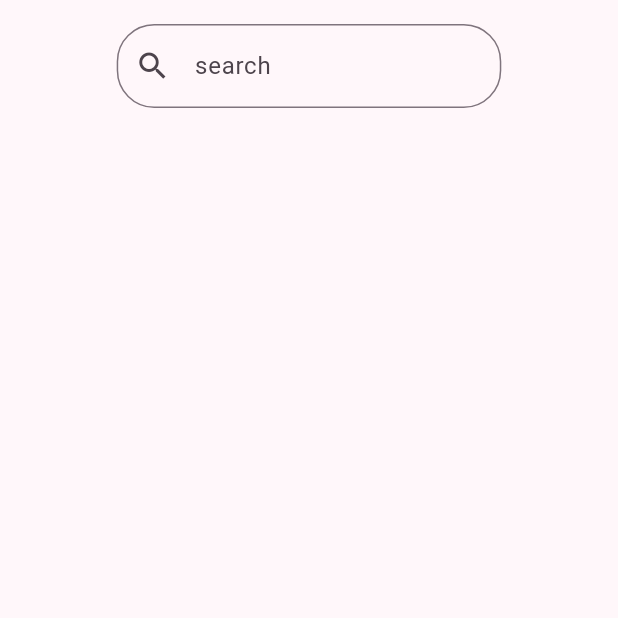
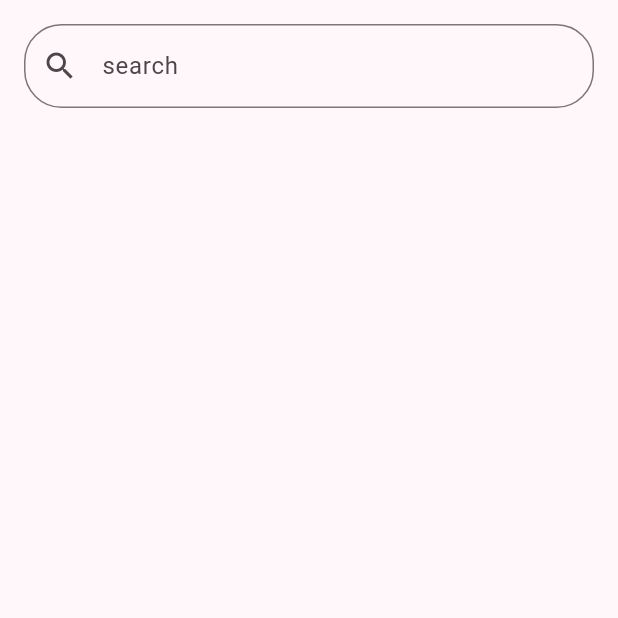
Before and after one commit to JaysonAlbert/piaoxingqiu, a Flutter app: the screen it shows after launch, after a tap on "Login", on a phone screen of 412 x 824 dp, the top half of it. Run offline on Flutter 3.47's test engine with Material 3 defaults, Android fonts, the light colour scheme and no system bars; our stand-ins replace cached_network_image, go_router, shared_preferences; generated files the repository leaves out were written again; network calls fail.

Commit message:
use slivers to build shows screen

```diff
--- a/lib/views/shows_screen.dart
+++ b/lib/views/shows_screen.dart
@@ -28,37 +28,25 @@ class _ShowsPageState extends State<ShowsPage> {
     _onSearch("");
   }
 
+  Widget _buildScrollable(BuildContext context) {
+    return CustomScrollView(slivers: [
+      SearchBarSliverAppBar(
+        onSearch: _onSearch,
+      ),
+      SliverList(
+          delegate: SliverChildBuilderDelegate((context, index) {
+        return Center(
+          child: ShowCardWidget(showData: showDataList[index]),
+        );
+      }, childCount: showDataList.length))
+    ]);
+  }
+
   @override
   Widget build(BuildContext context) {
-    double screenWidth = MediaQuery.of(context).size.width;
-    double containerWidth = screenWidth * 0.7;
 
     return Scaffold(
-      body: Center(
-        child: Container(
-          color: Theme.of(context).scaffoldBackgroundColor,
-          width: containerWidth,
-          child: Center(
-            child: Column(
-              children: [
-                SearchBarWidget(onSearch: _onSearch),
-                Expanded(
-                  child: Center(
-                    child: ListView.builder(
-                      itemCount: showDataList.length,
-                      itemBuilder: (context, index) {
-                        return Center(
-                            child:
-                                ShowCardWidget(showData: showDataList[index]));
-                      },
-                    ),
-                  ),
-                )
-              ],
-            ),
-          ),
-        ),
-      ),
+      body: _buildScrollable(context),
     );
   }
 }
--- a/lib/widgets/search_bar_widget.dart
+++ b/lib/widgets/search_bar_widget.dart
@@ -1,28 +1,36 @@
 import 'package:flutter/material.dart';
 import 'package:flutter_gen/gen_l10n/app_localizations.dart';
 
-class SearchBarWidget extends StatelessWidget {
+class SearchBarSliverAppBar extends StatelessWidget {
   final Function(String) onSearch;
 
-  const SearchBarWidget({super.key, required this.onSearch});
+  const SearchBarSliverAppBar({super.key, required this.onSearch});
 
   @override
   Widget build(BuildContext context) {
     var localizations = AppLocalizations.of(context);
 
-    return Padding(
+    return SliverAppBar(
+      floating: true,
+      snap: true, // Makes the app bar appear and disappear as you scroll
+      expandedHeight: 120.0, // Adjust the size as needed
+      flexibleSpace: FlexibleSpaceBar(
+        background: Padding(
           padding: const EdgeInsets.all(16.0),
           child: TextField(
             decoration: InputDecoration(
-          labelText: localizations!.search,
+              labelText: localizations!
+                  .search, // Ensure localization is correctly set up
               // hintText: 'Enter search term',
-          prefixIcon: Icon(Icons.search),
-          border: OutlineInputBorder(
+              prefixIcon: const Icon(Icons.search),
+              border: const OutlineInputBorder(
                 borderRadius: BorderRadius.all(Radius.circular(25.0)),
               ),
             ),
             onSubmitted: onSearch,
           ),
+        ),
+      ),
     );
   }
 }
```
Lines whose indentation alone changed are shown as unchanged.
